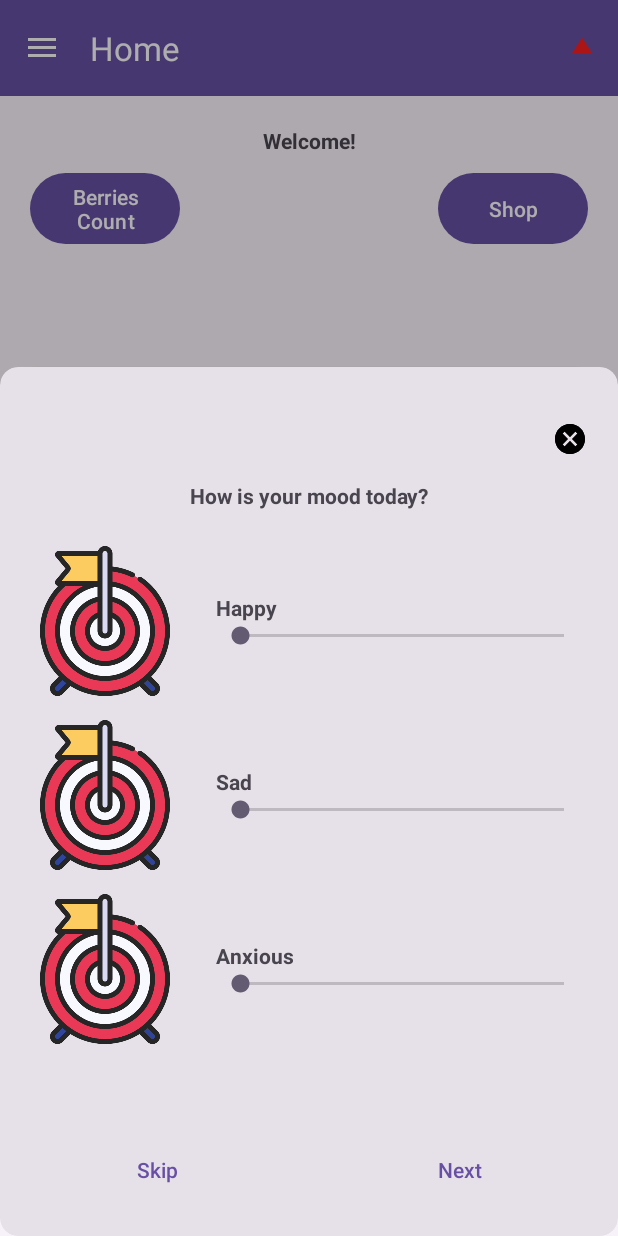
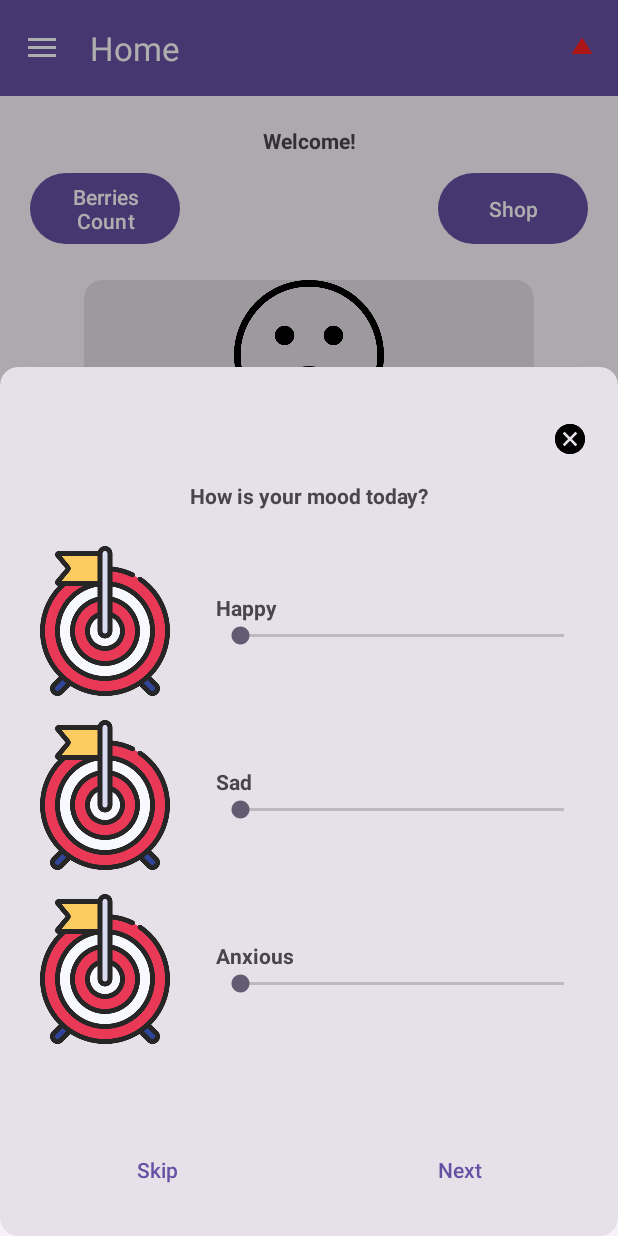
Before and after one commit to Parz1val13/Tenang-Capstone, an Android app: the screen it shows after launch once a user with an empty profile is signed in (MainActivity), on a phone screen of 412 x 824 dp. Run offline under Robolectric (Android 15) with nearby library versions, the light colour scheme and no system bars; our stand-ins replace Firebase (no records; nobody signed in at launch, a user with empty details on screens opened directly), navigation-ui; 2 statements that could not run were skipped.

Commit message:
add mood image

```diff
--- a/app/src/main/java/com/example/tenang_capstone/ui/home/HomeFragment.java
+++ b/app/src/main/java/com/example/tenang_capstone/ui/home/HomeFragment.java
@@ -12,9 +12,12 @@ import androidx.fragment.app.Fragment;
 import androidx.lifecycle.ViewModelProvider;
 
 import com.example.tenang_capstone.MainViewModel;
+import com.example.tenang_capstone.R;
 import com.example.tenang_capstone.databinding.FragmentHomeBinding;
 import com.example.tenang_capstone.dialog.DailyLog;
+import com.example.tenang_capstone.utils.firebase.Utility;
 import com.google.android.gms.tasks.OnCompleteListener;
+import com.google.android.gms.tasks.OnFailureListener;
 import com.google.android.gms.tasks.Task;
 import com.google.firebase.firestore.DocumentReference;
 import com.google.firebase.firestore.DocumentSnapshot;
@@ -22,6 +25,7 @@ import com.google.firebase.firestore.FirebaseFirestore;
 
 import java.text.SimpleDateFormat;
 import java.util.Date;
+import java.util.Optional;
 
 
 public class HomeFragment extends Fragment {
@@ -50,7 +54,7 @@ public class HomeFragment extends Fragment {
             isLogAlreadyEntered();
         }
         getBerryCount();
-
+        getMood();
     }
 
     @Override
@@ -104,4 +108,58 @@ public class HomeFragment extends Fragment {
                     }
                 });
     }
+
+    public void getMood() {
+        String uid = requireActivity().getIntent().getStringExtra("uid");
+        String currentDate = new Utility().currentDate();
+        DocumentReference docRef = db.collection("users").document(uid).collection("logs").document(currentDate);
+        docRef.get()
+                .addOnCompleteListener(new OnCompleteListener<DocumentSnapshot>() {
+                    @Override
+                    public void onComplete(@NonNull Task<DocumentSnapshot> task) {
+                        Log.d("HomeFragment", "onComplete ");
+                        Optional<Object> anxiousOptional = Optional.ofNullable(task.getResult().get("anxiousRate"));
+                        Optional<Object> dayOptional = Optional.ofNullable(task.getResult().get("dayRate"));
+                        Optional<Object> gratefulOptional = Optional.ofNullable(task.getResult().get("gratefulRate"));
+                        Optional<Object> happyOptional = Optional.ofNullable(task.getResult().get("happyRate"));
+                        Optional<Object> sadOptional = Optional.ofNullable(task.getResult().get("sadRate"));
+                        Optional<Object> sleepHoursOptional = Optional.ofNullable(task.getResult().get("sleepHours"));
+                        Optional<Object> sleepQualityOptional = Optional.ofNullable(task.getResult().get("sleepQuality"));
+                        Optional<Object> stressRateOptional = Optional.ofNullable(task.getResult().get("stressRate"));
+
+                        Long anxious = anxiousOptional.map(value -> (Long) value).orElse(0L);
+                        Long day = dayOptional.map(value -> (Long) value).orElse(0L);
+                        Long grateful = gratefulOptional.map(value -> (Long) value).orElse(0L);
+                        Long happy = happyOptional.map(value -> (Long) value).orElse(0L);
+                        Long sad = sadOptional.map(value -> (Long) value).orElse(0L);
+                        Long sleep = sleepHoursOptional.map(value -> (Long) value).orElse(0L);
+                        Long sleepQuality = sleepQualityOptional.map(value -> (Long) value).orElse(0L);
+                        Long stressRate = stressRateOptional.map(value -> (Long) value).orElse(0L);
+
+                        int average = 0;
+
+                        average += anxious + happy + sad;
+                        if (sleep != 0 || sleepQuality != 0) {
+                            average += (sleep + sleepQuality) / 12.6;
+                        }
+                        if (day != 0 || grateful != 0 || stressRate != 0) {
+                            average += (day + grateful + stressRate) / 3;
+                        }
+
+                        if (average <=5) {
+                            binding.faceImage.setImageResource(R.drawable.sad);
+                        } else if (average <=10) {
+                            binding.faceImage.setImageResource(R.drawable.normal);
+                        } else if (average <=15) {
+                            binding.faceImage.setImageResource(R.drawable.happy);
+                        }
+                    }
+                })
+                .addOnFailureListener(new OnFailureListener() {
+                    @Override
+                    public void onFailure(@NonNull Exception e) {
+                        Log.d("HomeFragment", "Failed ");
+                    }
+                });
+    }
 }
--- /dev/null
+++ b/app/src/main/java/com/example/tenang_capstone/utils/firebase/Utility.java
@@ -0,0 +1,14 @@
+package com.example.tenang_capstone.utils.firebase;
+
+import java.text.SimpleDateFormat;
+import java.util.Date;
+
+public class Utility {
+
+    public String currentDate() {
+        SimpleDateFormat dateFormat = new SimpleDateFormat("dd-MM-yyyy");
+        Date currentDate = new Date();
+        String formattedDate = dateFormat.format(currentDate);
+        return formattedDate;
+    }
+}
--- a/app/src/main/res/layout/fragment_home.xml
+++ b/app/src/main/res/layout/fragment_home.xml
@@ -44,7 +44,8 @@
         android:id="@+id/materialCardView"
         style="?attr/materialCardViewFilledStyle"
         android:layout_width="300dp"
-        android:layout_height="300dp"
+        android:layout_height="0dp"
+        android:layout_marginTop="20dp"
         android:checkable="true"
         android:clickable="true"
         android:focusable="true"
@@ -61,6 +62,19 @@
 
             <ImageView
                 android:id="@+id/imageView9"
+                android:layout_width="match_parent"
+                android:layout_height="wrap_content"
+                tools:src="@tools:sample/avatars" />
+
+            <ImageView
+                android:id="@+id/faceImage"
+                android:layout_width="match_parent"
+                android:layout_height="100dp"
+                app:srcCompat="@drawable/normal"
+                tools:src="@tools:sample/avatars" />
+
+            <ImageView
+                android:id="@+id/imageView12"
                 android:layout_width="match_parent"
                 android:layout_height="match_parent"
                 tools:src="@tools:sample/avatars" />
```
Also changed, not shown: app/src/main/res/drawable/happy.png (added), app/src/main/res/drawable/normal.png (added), app/src/main/res/drawable/sad.png (added).
